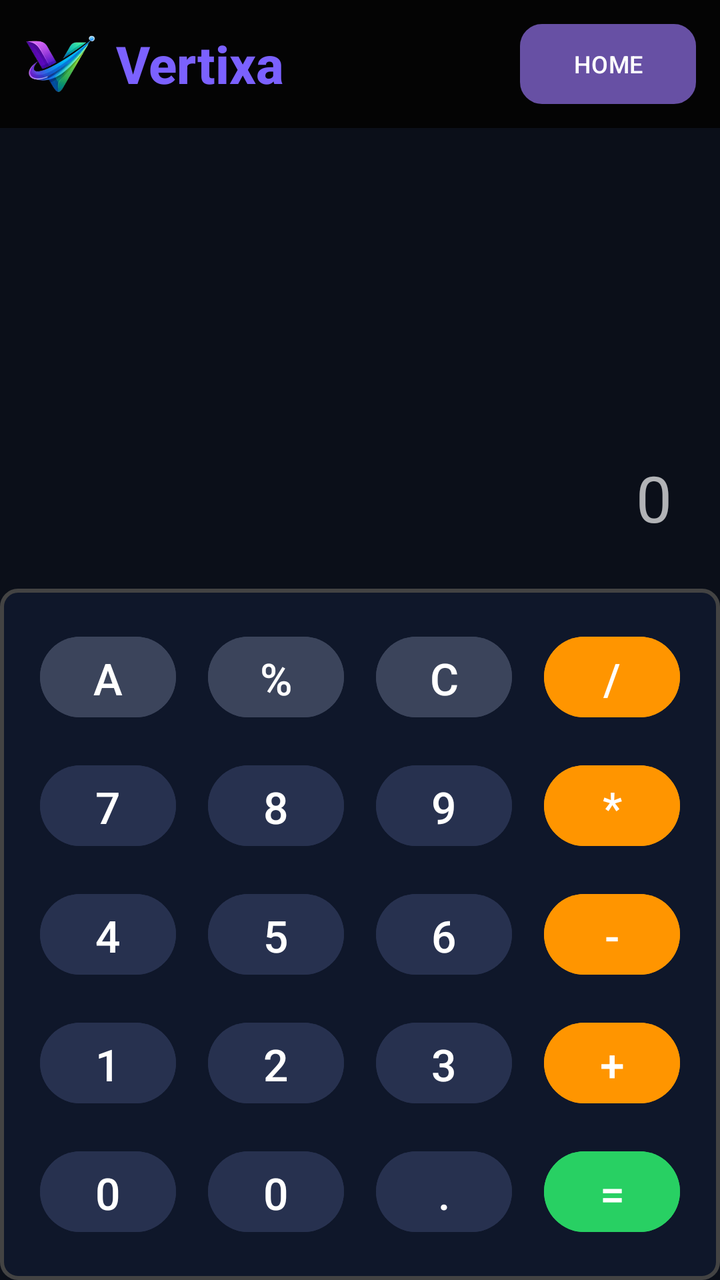
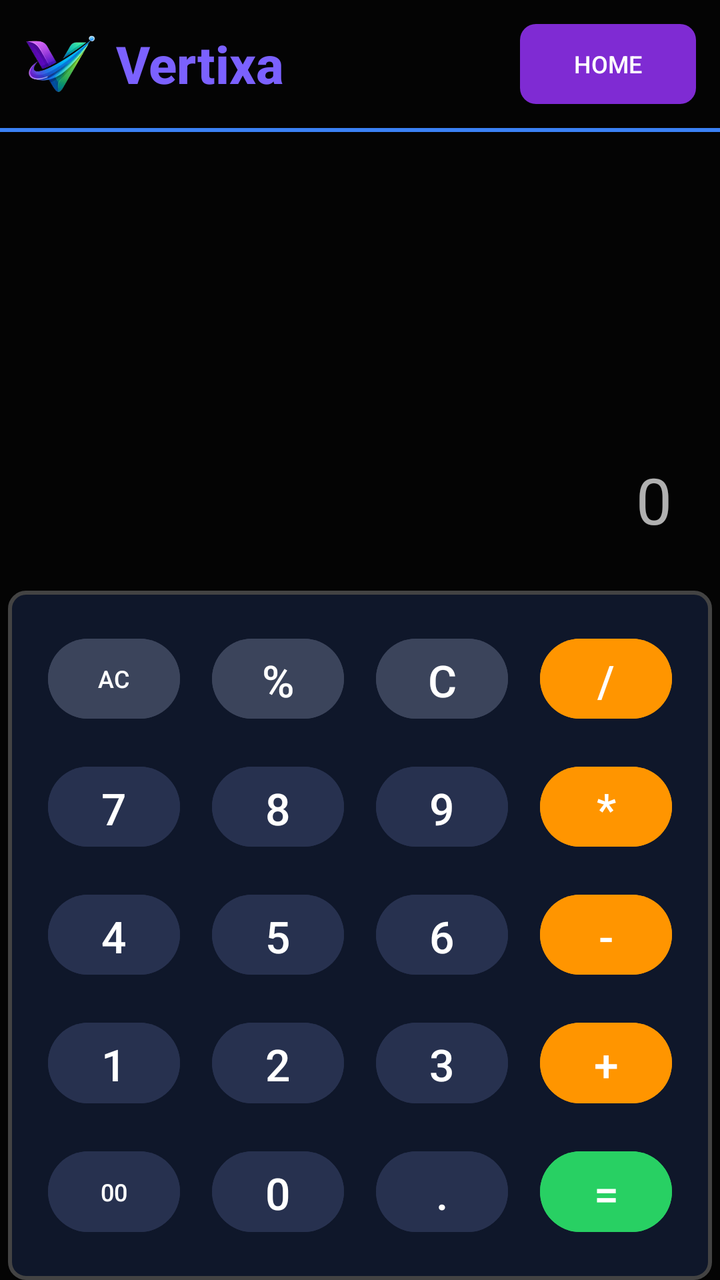

The first picture is an Android layout as it rendered before a commit; the second is the same layout after the commit. The layout source and the unified diff follow.
<!-- AndroidManifest.xml: application theme Theme.Vertixa -->
<!-- res/layout/activity_basic_calculation.xml -->
<?xml version="1.0" encoding="utf-8"?>
<LinearLayout
    xmlns:android="http://schemas.android.com/apk/res/android"
    xmlns:app="http://schemas.android.com/apk/res-auto"
    xmlns:tools="http://schemas.android.com/tools"
    android:id="@+id/main"
    android:layout_width="match_parent"
    android:layout_height="match_parent"
    android:background="#0B0F19"
    android:orientation="vertical"
    tools:context=".basicCalculation">

    
    <include
        layout="@layout/header"
        android:layout_width="match_parent"
        android:layout_height="wrap_content"/>

    
    <TextView
        android:id="@+id/OutputScreen"
        android:layout_width="match_parent"
        android:layout_height="0dp"
        android:layout_weight="2"
        android:gravity="bottom|end"
        android:padding="24dp"
        android:textColor="#FFFFFF"
        android:hint="0"
        android:textColorHint="#AFFFFFFF"
        android:textSize="32sp" />

    
    <GridLayout
        android:id="@+id/gridKeys"
        android:layout_width="match_parent"
        android:layout_height="0dp"
        android:layout_weight="3"
        android:background="@drawable/rounded_bg"
        android:columnCount="4"
        android:rowCount="5"
        android:padding="12dp">

        
        <Button android:id="@+id/ac" style="@style/CalcButtonGray" android:text="AC" />
        <Button android:id="@+id/mod" style="@style/CalcButtonGray" android:text="%" android:onClick="handleInputOperator"/>
        <Button android:id="@+id/clear" style="@style/CalcButtonGray" android:text="C" />
        <Button android:id="@+id/divide" style="@style/CalcButtonOrange" android:text="/" android:onClick="handleInputOperator"/>

        
        <Button android:id="@+id/seven" style="@style/CalcButtonDark" android:text="7" android:onClick="handleInputNumber"/>
        <Button android:id="@+id/eight" style="@style/CalcButtonDark" android:text="8" android:onClick="handleInputNumber"/>
        <Button android:id="@+id/nine" style="@style/CalcButtonDark" android:text="9" android:onClick="handleInputNumber"/>
        <Button android:id="@+id/multiply" style="@style/CalcButtonOrange" android:text="*" android:onClick="handleInputOperator"/>

        
        <Button android:id="@+id/four" style="@style/CalcButtonDark" android:text="4" android:onClick="handleInputNumber"/>
        <Button android:id="@+id/five" style="@style/CalcButtonDark" android:text="5" android:onClick="handleInputNumber"/>
        <Button android:id="@+id/six" style="@style/CalcButtonDark" android:text="6" android:onClick="handleInputNumber"/>
        <Button android:id="@+id/subtract" style="@style/CalcButtonOrange" android:text="-" android:onClick="handleInputOperator"/>

        
        <Button android:id="@+id/one" style="@style/CalcButtonDark" android:text="1" android:onClick="handleInputNumber"/>
        <Button android:id="@+id/two" style="@style/CalcButtonDark" android:text="2" android:onClick="handleInputNumber"/>
        <Button android:id="@+id/three" style="@style/CalcButtonDark" android:text="3" android:onClick="handleInputNumber"/>
        <Button android:id="@+id/add" style="@style/CalcButtonOrange" android:text="+" android:onClick="handleInputOperator"/>

        
        <Button android:id="@+id/doubleZero" style="@style/CalcButtonDark" android:text="00" android:onClick="handleInputNumber"/>
        <Button android:id="@+id/zero" style="@style/CalcButtonDark" android:text="0" android:onClick="handleInputNumber"/>
        <Button android:id="@+id/dot" style="@style/CalcButtonDark" android:text="." android:onClick="handleInputNumber"/>
        <Button android:id="@+id/equal" style="@style/CalcButtonGreen" android:text="="/>

    </GridLayout>

</LinearLayout>
<!-- res/layout/header.xml (included above) -->
<LinearLayout xmlns:android="http://schemas.android.com/apk/res/android"
    android:layout_width="match_parent"
    android:layout_height="match_parent"
    android:background="#0B0F19"
    android:orientation="vertical"
    android:fitsSystemWindows="true">

    
    <LinearLayout
        android:layout_width="match_parent"
        android:layout_height="64dp"
        android:background="#040404"
        android:gravity="center_vertical"
        android:orientation="horizontal"
        android:padding="12dp">

        <ImageView
            android:layout_width="36dp"
            android:layout_height="36dp"
            android:contentDescription="Logo"
            android:src="@drawable/logo" />

        <TextView
            android:layout_width="wrap_content"
            android:layout_height="wrap_content"
            android:layout_marginStart="10dp"
            android:fontFamily="sans-serif-medium"
            android:text="Vertixa"
            android:textColor="#7B61FF"
            android:textSize="26sp"
            android:textStyle="bold" />

        <View
            android:layout_width="0dp"
            android:layout_height="0dp"
            android:layout_weight="1" />

        <Button
            android:id="@+id/homeButton"
            android:layout_width="wrap_content"
            android:layout_height="wrap_content"
            android:background="@drawable/btn_rounded"
            android:text="HOME"
            android:textSize="12sp" />

    </LinearLayout>

</LinearLayout>
<!-- resources referenced by this layout -->
<resources>
  <!-- drawable btn_rounded (drawable) -->
  <?xml version="1.0" encoding="utf-8"?>
  <shape xmlns:android="http://schemas.android.com/apk/res/android">
      <solid android:color="#7B61FF"/>
      <corners android:radius="10dp"/>
      <stroke
          android:width="2dp"
          android:color="#FFFFFF"/>
  
  </shape>
  <!-- drawable logo: png bitmap (drawable, 49304 bytes) -->
  <!-- drawable rounded_bg (drawable) -->
  <?xml version="1.0" encoding="utf-8"?>
  <shape xmlns:android="http://schemas.android.com/apk/res/android">
      <solid android:color="#0F172A"/>
      <corners android:radius="8dp"/>
      <stroke
          android:width="2dp"
          android:color="#434343"/>
  </shape>
  <style name="CalcButtonDark" parent="CalcButtonBase">
          <item name="android:backgroundTint">#27314F</item>
      </style>
  <style name="CalcButtonGray" parent="CalcButtonBase">
          <item name="android:backgroundTint">#3B445B</item>
      </style>
  <style name="CalcButtonGreen" parent="CalcButtonBase">
          <item name="android:backgroundTint">#28D063</item>
      </style>
  <style name="CalcButtonOrange" parent="CalcButtonBase">
          <item name="android:backgroundTint">#FF9500</item>
      </style>
  <style name="Theme.Vertixa" parent="Base.Theme.Vertixa" />
  <style name="CalcButtonBase">
          <item name="android:layout_width">0dp</item>
          <item name="android:layout_height">0dp</item>
          <item name="android:layout_columnWeight">1</item>
          <item name="android:layout_rowWeight">1</item>
          <item name="android:layout_margin">8dp</item>
          <item name="android:textSize">22sp</item>
          <item name="android:textColor">#FFFFFF</item>
      </style>
  <style name="Base.Theme.Vertixa" parent="Theme.Material3.DayNight.NoActionBar">
          <item name="android:windowDisablePreview">true</item>
      </style>
</resources>

<!-- the commit's change to res/layout/activity_basic_calculation.xml (unified diff, before → after) -->
@@ -6,8 +6,9 @@
     android:id="@+id/main"
     android:layout_width="match_parent"
     android:layout_height="match_parent"
-    android:background="#0B0F19"
+    android:background="#040404"
     android:orientation="vertical"
+    android:fitsSystemWindows="true"
     tools:context=".basicCalculation">
 
     
@@ -38,10 +39,12 @@
         android:background="@drawable/rounded_bg"
         android:columnCount="4"
         android:rowCount="5"
+        android:layout_marginRight="4dp"
+        android:layout_marginLeft="4dp"
         android:padding="12dp">
 
         
-        <Button android:id="@+id/ac" style="@style/CalcButtonGray" android:text="AC" />
+        <Button android:id="@+id/ac" style="@style/CalcButtonGray" android:text="AC" android:textSize="12sp"/>
         <Button android:id="@+id/mod" style="@style/CalcButtonGray" android:text="%" android:onClick="handleInputOperator"/>
         <Button android:id="@+id/clear" style="@style/CalcButtonGray" android:text="C" />
         <Button android:id="@+id/divide" style="@style/CalcButtonOrange" android:text="/" android:onClick="handleInputOperator"/>
@@ -65,7 +68,7 @@
         <Button android:id="@+id/add" style="@style/CalcButtonOrange" android:text="+" android:onClick="handleInputOperator"/>
 
         
-        <Button android:id="@+id/doubleZero" style="@style/CalcButtonDark" android:text="00" android:onClick="handleInputNumber"/>
+        <Button android:id="@+id/doubleZero" style="@style/CalcButtonDark" android:text="00"  android:textSize="12sp" android:onClick="handleInputNumber"/>
         <Button android:id="@+id/zero" style="@style/CalcButtonDark" android:text="0" android:onClick="handleInputNumber"/>
         <Button android:id="@+id/dot" style="@style/CalcButtonDark" android:text="." android:onClick="handleInputNumber"/>
         <Button android:id="@+id/equal" style="@style/CalcButtonGreen" android:text="="/>
@@ -74,14 +77,12 @@
 
 </LinearLayout>
 <!-- res/layout/header.xml (included above) -->
+<?xml version="1.0" encoding="utf-8"?>
 <LinearLayout xmlns:android="http://schemas.android.com/apk/res/android"
     android:layout_width="match_parent"
-    android:layout_height="match_parent"
-    android:background="#0B0F19"
-    android:orientation="vertical"
-    android:fitsSystemWindows="true">
+    android:layout_height="wrap_content"
+    android:orientation="vertical">
 
-    
     <LinearLayout
         android:layout_width="match_parent"
         android:layout_height="64dp"
@@ -111,14 +112,21 @@
             android:layout_height="0dp"
             android:layout_weight="1" />
 
-        <Button
+        <androidx.appcompat.widget.AppCompatButton
             android:id="@+id/homeButton"
             android:layout_width="wrap_content"
             android:layout_height="wrap_content"
             android:background="@drawable/btn_rounded"
             android:text="HOME"
-            android:textSize="12sp" />
+            android:textColor="#FFFFFF"
+            android:textSize="12sp"
+            android:padding="8dp" />
 
     </LinearLayout>
 
+    
+    <View
+        android:layout_width="match_parent"
+        android:layout_height="2dp"
+        android:background="#3B82F6" />
 </LinearLayout>
<!-- resource entries referenced after the edit -->
@@ -1,14 +1,9 @@
 <!-- resources referenced by this layout -->
 <resources>
   <!-- drawable btn_rounded (drawable) -->
-  <?xml version="1.0" encoding="utf-8"?>
-  <shape xmlns:android="http://schemas.android.com/apk/res/android">
-      <solid android:color="#7B61FF"/>
-      <corners android:radius="10dp"/>
-      <stroke
-          android:width="2dp"
-          android:color="#FFFFFF"/>
-  
+  <shape xmlns:android="http://schemas.android.com/apk/res/android" android:shape="rectangle">
+      <solid android:color="#7F2BD3"/>
+      <corners android:radius="8dp"/>
   </shape>
   <!-- drawable logo: png bitmap (drawable, 49304 bytes) -->
   <!-- drawable rounded_bg (drawable) -->
